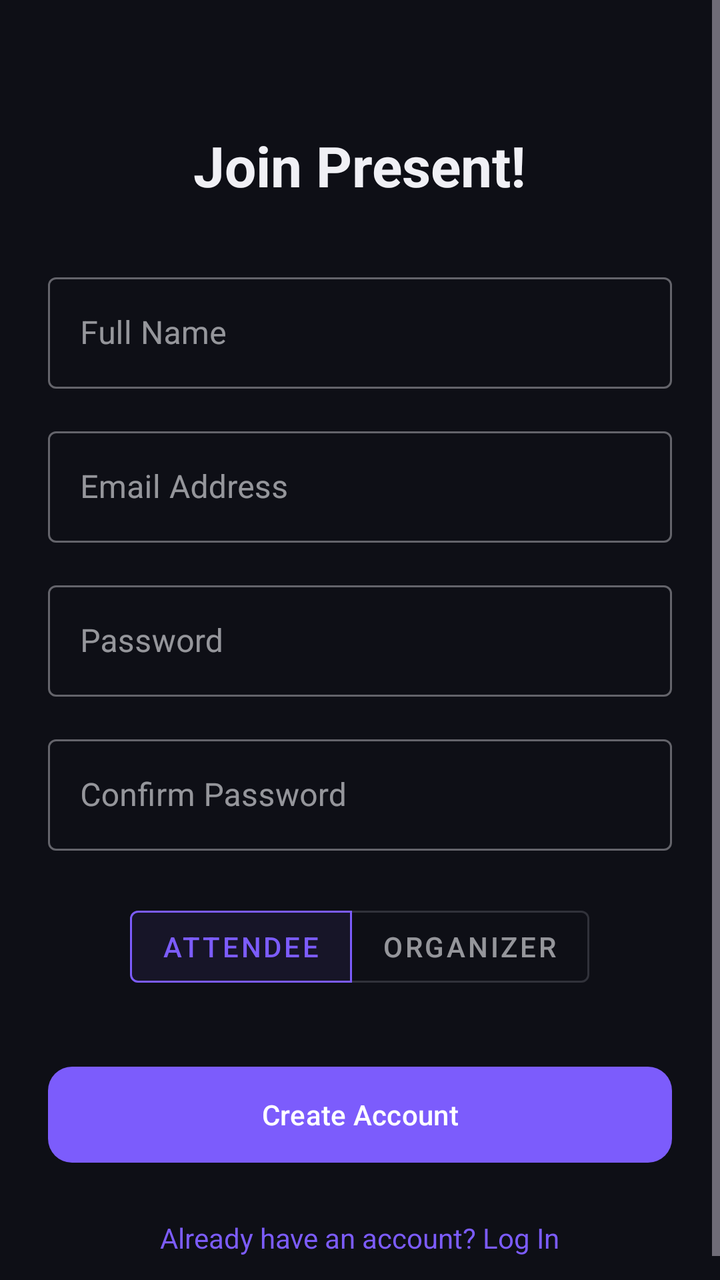
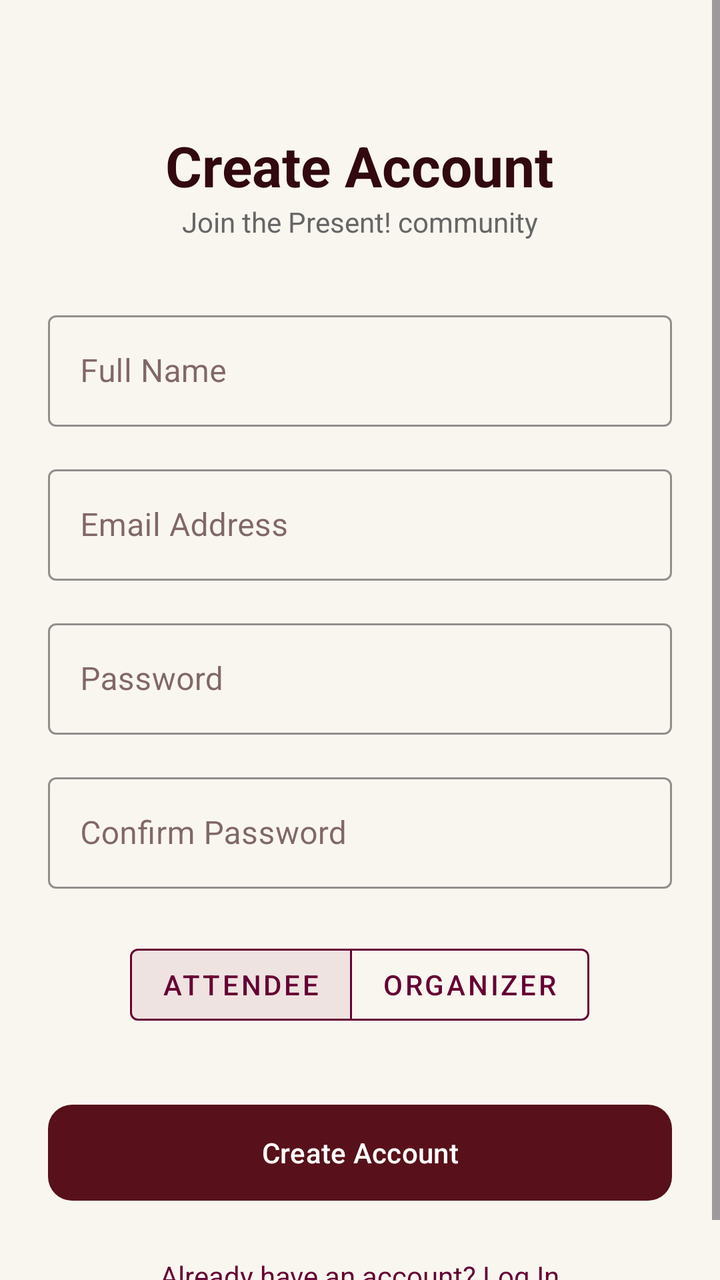

Before-and-after screenshots of an Android layout around one commit, followed by the original layout XML and the change that was made.
<!-- AndroidManifest.xml: application theme Theme.Present -->
<!-- res/layout/activity_register.xml -->
<?xml version="1.0" encoding="utf-8"?>
<ScrollView xmlns:android="http://schemas.android.com/apk/res/android"
    xmlns:app="http://schemas.android.com/apk/res-auto"
    android:layout_width="match_parent"
    android:layout_height="match_parent"
    android:background="#0E0F16"
    android:fillViewport="true">
    <LinearLayout
        android:layout_width="match_parent"
        android:layout_height="wrap_content"
        android:orientation="vertical"
        android:padding="24dp"
        android:gravity="center_horizontal">

        <TextView
            android:layout_width="wrap_content"
            android:layout_height="wrap_content"
            android:layout_marginTop="40dp"
            android:text="Join Present!"
            android:textColor="#F0F0F5"
            android:textSize="28sp"
            android:textStyle="bold" />

        <com.google.android.material.textfield.TextInputLayout
            android:layout_width="match_parent"
            android:layout_height="wrap_content"
            android:layout_marginTop="32dp"
            style="@style/Widget.MaterialComponents.TextInputLayout.OutlinedBox">
            <com.google.android.material.textfield.TextInputEditText
                android:id="@+id/etFullName"
                android:layout_width="match_parent"
                android:layout_height="wrap_content"
                android:hint="Full Name"
                android:textColor="#F0F0F5" />
        </com.google.android.material.textfield.TextInputLayout>

        <com.google.android.material.textfield.TextInputLayout
            android:layout_width="match_parent"
            android:layout_height="wrap_content"
            android:layout_marginTop="16dp"
            style="@style/Widget.MaterialComponents.TextInputLayout.OutlinedBox">
            <com.google.android.material.textfield.TextInputEditText
                android:id="@+id/etEmail"
                android:layout_width="match_parent"
                android:layout_height="wrap_content"
                android:hint="Email Address"
                android:inputType="textEmailAddress"
                android:textColor="#F0F0F5" />
        </com.google.android.material.textfield.TextInputLayout>

        <com.google.android.material.textfield.TextInputLayout
            android:layout_width="match_parent"
            android:layout_height="wrap_content"
            android:layout_marginTop="16dp"
            style="@style/Widget.MaterialComponents.TextInputLayout.OutlinedBox">
            <com.google.android.material.textfield.TextInputEditText
                android:id="@+id/etPassword"
                android:layout_width="match_parent"
                android:layout_height="wrap_content"
                android:hint="Password"
                android:inputType="textPassword"
                android:textColor="#F0F0F5" />
        </com.google.android.material.textfield.TextInputLayout>

        <com.google.android.material.textfield.TextInputLayout
            android:layout_width="match_parent"
            android:layout_height="wrap_content"
            android:layout_marginTop="16dp"
            style="@style/Widget.MaterialComponents.TextInputLayout.OutlinedBox">
            <com.google.android.material.textfield.TextInputEditText
                android:id="@+id/etConfirmPassword"
                android:layout_width="match_parent"
                android:layout_height="wrap_content"
                android:hint="Confirm Password"
                android:inputType="textPassword"
                android:textColor="#F0F0F5" />
        </com.google.android.material.textfield.TextInputLayout>

        <com.google.android.material.button.MaterialButtonToggleGroup
            android:id="@+id/toggleGroup"
            android:layout_width="wrap_content"
            android:layout_height="wrap_content"
            android:layout_marginTop="24dp"
            app:singleSelection="true"
            app:checkedButton="@+id/toggleUser">
            <com.google.android.material.button.MaterialButton
                android:id="@+id/toggleUser"
                style="@style/Widget.MaterialComponents.Button.OutlinedButton"
                android:layout_width="wrap_content"
                android:layout_height="wrap_content"
                android:text="Attendee" />
            <com.google.android.material.button.MaterialButton
                android:id="@+id/toggleAdmin"
                style="@style/Widget.MaterialComponents.Button.OutlinedButton"
                android:layout_width="wrap_content"
                android:layout_height="wrap_content"
                android:text="Organizer" />
        </com.google.android.material.button.MaterialButtonToggleGroup>

        <com.google.android.material.button.MaterialButton
            android:id="@+id/btnRegister"
            android:layout_width="match_parent"
            android:layout_height="56dp"
            android:layout_marginTop="32dp"
            android:text="Create Account"
            app:cornerRadius="12dp" />

        <ProgressBar
            android:id="@+id/progressBar"
            android:layout_width="wrap_content"
            android:layout_height="wrap_content"
            android:visibility="gone" />

        <TextView
            android:id="@+id/btnGoToLogin"
            android:layout_width="wrap_content"
            android:layout_height="wrap_content"
            android:layout_marginTop="24dp"
            android:text="Already have an account? Log In"
            android:textColor="#7C5CFC" />
    </LinearLayout>
</ScrollView>
<!-- resources referenced by this layout -->
<resources>
  <style name="Theme.Present" parent="Theme.Material3.Dark.NoActionBar">
          
          <item name="colorPrimary">@color/colorPrimary</item>
          <item name="colorOnPrimary">@android:color/white</item>
          <item name="colorSecondary">@color/colorSecondary</item>
          <item name="colorOnSecondary">@android:color/white</item>
          <item name="colorError">@color/colorError</item>
  
          
          <item name="android:windowBackground">@color/colorBackground</item>
          <item name="colorSurface">@color/colorSurface</item>
          <item name="colorOnSurface">@color/colorOnSurface</item>
          <item name="colorOutline">@color/colorBorder</item>
  
          
          <item name="materialButtonStyle">@style/Widget.Material3.Button</item>
          <item name="textInputStyle">@style/Widget.Material3.TextInputLayout.OutlinedBox</item>
          <item name="bottomNavigationStyle">@style/Widget.Material3.BottomNavigationView</item>
      </style>
  <color name="colorPrimary">#7C5CFC</color>
  <color name="colorSecondary">#22C55E</color>
  <color name="colorError">#EF4444</color>
  <color name="colorBackground">#0E0F16</color>
  <color name="colorSurface">#161720</color>
  <color name="colorOnSurface">#F0F0F5</color>
  <color name="colorBorder">#2A2B3D</color>
</resources>

<!-- the commit's change to res/layout/activity_register.xml (unified diff, before → after) -->
@@ -3,7 +3,7 @@
     xmlns:app="http://schemas.android.com/apk/res-auto"
     android:layout_width="match_parent"
     android:layout_height="match_parent"
-    android:background="#0E0F16"
+    android:background="@color/colorBackground"
     android:fillViewport="true">
     <LinearLayout
         android:layout_width="match_parent"
@@ -16,64 +16,80 @@
             android:layout_width="wrap_content"
             android:layout_height="wrap_content"
             android:layout_marginTop="40dp"
-            android:text="Join Present!"
-            android:textColor="#F0F0F5"
+            android:text="Create Account"
+            android:textColor="@color/colorOnSurface"
             android:textSize="28sp"
             android:textStyle="bold" />
+
+        <TextView
+            android:layout_width="wrap_content"
+            android:layout_height="wrap_content"
+            android:layout_marginBottom="24dp"
+            android:text="Join the Present! community"
+            android:textColor="@color/colorMuted"
+            android:textSize="14sp" />
 
         <com.google.android.material.textfield.TextInputLayout
             android:layout_width="match_parent"
             android:layout_height="wrap_content"
-            android:layout_marginTop="32dp"
-            style="@style/Widget.MaterialComponents.TextInputLayout.OutlinedBox">
+            android:layout_marginTop="8dp"
+            style="@style/Widget.MaterialComponents.TextInputLayout.OutlinedBox"
+            app:boxStrokeColor="@color/colorPrimary"
+            app:hintTextColor="@color/colorPrimary">
             <com.google.android.material.textfield.TextInputEditText
                 android:id="@+id/etFullName"
                 android:layout_width="match_parent"
                 android:layout_height="wrap_content"
                 android:hint="Full Name"
-                android:textColor="#F0F0F5" />
+                android:textColor="@color/colorOnSurface" />
         </com.google.android.material.textfield.TextInputLayout>
 
         <com.google.android.material.textfield.TextInputLayout
             android:layout_width="match_parent"
             android:layout_height="wrap_content"
             android:layout_marginTop="16dp"
-            style="@style/Widget.MaterialComponents.TextInputLayout.OutlinedBox">
+            style="@style/Widget.MaterialComponents.TextInputLayout.OutlinedBox"
+            app:boxStrokeColor="@color/colorPrimary"
+            app:hintTextColor="@color/colorPrimary">
             <com.google.android.material.textfield.TextInputEditText
                 android:id="@+id/etEmail"
                 android:layout_width="match_parent"
                 android:layout_height="wrap_content"
                 android:hint="Email Address"
                 android:inputType="textEmailAddress"
-                android:textColor="#F0F0F5" />
+                android:textColor="@color/colorOnSurface" />
         </com.google.android.material.textfield.TextInputLayout>
 
         <com.google.android.material.textfield.TextInputLayout
             android:layout_width="match_parent"
             android:layout_height="wrap_content"
             android:layout_marginTop="16dp"
-            style="@style/Widget.MaterialComponents.TextInputLayout.OutlinedBox">
+            style="@style/Widget.MaterialComponents.TextInputLayout.OutlinedBox"
+            app:boxStrokeColor="@color/colorPrimary"
+            app:hintTextColor="@color/colorPrimary">
             <com.google.android.material.textfield.TextInputEditText
                 android:id="@+id/etPassword"
                 android:layout_width="match_parent"
                 android:layout_height="wrap_content"
                 android:hint="Password"
                 android:inputType="textPassword"
-                android:textColor="#F0F0F5" />
+                android:textColor="@color/colorOnSurface" />
         </com.google.android.material.textfield.TextInputLayout>
 
         <com.google.android.material.textfield.TextInputLayout
             android:layout_width="match_parent"
             android:layout_height="wrap_content"
             android:layout_marginTop="16dp"
-            style="@style/Widget.MaterialComponents.TextInputLayout.OutlinedBox">
+            style="@style/Widget.MaterialComponents.TextInputLayout.OutlinedBox"
+            app:boxStrokeColor="@color/colorPrimary"
+            app:hintTextColor="@color/colorPrimary">
             <com.google.android.material.textfield.TextInputEditText
                 android:id="@+id/etConfirmPassword"
                 android:layout_width="match_parent"
                 android:layout_height="wrap_content"
                 android:hint="Confirm Password"
                 android:inputType="textPassword"
-                android:textColor="#F0F0F5" />
+                android:textColor="@color/colorOnSurface" />
         </com.google.android.material.textfield.TextInputLayout>
 
         <com.google.android.material.button.MaterialButtonToggleGroup
@@ -88,13 +104,17 @@
                 style="@style/Widget.MaterialComponents.Button.OutlinedButton"
                 android:layout_width="wrap_content"
                 android:layout_height="wrap_content"
-                android:text="Attendee" />
+                android:text="Attendee"
+                android:textColor="@color/colorPrimary"
+                app:strokeColor="@color/colorPrimary" />
             <com.google.android.material.button.MaterialButton
                 android:id="@+id/toggleAdmin"
                 style="@style/Widget.MaterialComponents.Button.OutlinedButton"
                 android:layout_width="wrap_content"
                 android:layout_height="wrap_content"
-                android:text="Organizer" />
+                android:text="Organizer"
+                android:textColor="@color/colorPrimary"
+                app:strokeColor="@color/colorPrimary" />
         </com.google.android.material.button.MaterialButtonToggleGroup>
 
         <com.google.android.material.button.MaterialButton
@@ -103,12 +123,15 @@
             android:layout_height="56dp"
             android:layout_marginTop="32dp"
             android:text="Create Account"
-            app:cornerRadius="12dp" />
+            android:textColor="@color/colorButtonText"
+            app:cornerRadius="12dp"
+            app:backgroundTint="@color/colorButton" />
 
         <ProgressBar
             android:id="@+id/progressBar"
             android:layout_width="wrap_content"
             android:layout_height="wrap_content"
+            android:layout_marginTop="16dp"
             android:visibility="gone" />
 
         <TextView
@@ -117,6 +140,6 @@
             android:layout_height="wrap_content"
             android:layout_marginTop="24dp"
             android:text="Already have an account? Log In"
-            android:textColor="#7C5CFC" />
+            android:textColor="@color/colorPrimary" />
     </LinearLayout>
 </ScrollView>
<!-- resource entries referenced after the edit -->
@@ -1,11 +1,11 @@
 <!-- resources referenced by this layout -->
 <resources>
-  <style name="Theme.Present" parent="Theme.Material3.Dark.NoActionBar">
+  <style name="Theme.Present" parent="Theme.Material3.Light.NoActionBar">
           
           <item name="colorPrimary">@color/colorPrimary</item>
-          <item name="colorOnPrimary">@android:color/white</item>
+          <item name="colorOnPrimary">@color/white</item>
           <item name="colorSecondary">@color/colorSecondary</item>
-          <item name="colorOnSecondary">@android:color/white</item>
+          <item name="colorOnSecondary">@color/white</item>
           <item name="colorError">@color/colorError</item>
   
           
@@ -15,16 +15,32 @@
           <item name="colorOutline">@color/colorBorder</item>
   
           
+          <item name="android:statusBarColor">@color/colorPrimary</item>
+          
+          <item name="android:windowLightStatusBar">false</item>
+  
+          
           <item name="materialButtonStyle">@style/Widget.Material3.Button</item>
           <item name="textInputStyle">@style/Widget.Material3.TextInputLayout.OutlinedBox</item>
           <item name="bottomNavigationStyle">@style/Widget.Material3.BottomNavigationView</item>
+  
+          
+          <item name="android:actionBarStyle">@style/Theme.Present.ActionBar</item>
       </style>
-  <color name="colorPrimary">#7C5CFC</color>
-  <color name="colorSecondary">#22C55E</color>
-  <color name="colorError">#EF4444</color>
-  <color name="colorBackground">#0E0F16</color>
-  <color name="colorSurface">#161720</color>
-  <color name="colorOnSurface">#F0F0F5</color>
-  <color name="colorBorder">#2A2B3D</color>
+  <color name="white">#FFFFFFFF</color>
+  <color name="colorPrimary">#660033</color>
+  <color name="colorSecondary">#D4AF37</color>
+  <color name="colorError">#DC3545</color>
+  <color name="colorBackground">#F9F6F0</color>
+  <color name="colorButton">#58111A</color>
+  <color name="colorButtonText">#FFFFFF</color>
+  <color name="colorMuted">#666666</color>
+  <color name="colorSurface">#FFFFFF</color>
+  <color name="colorOnSurface">#31090E</color>
+  <color name="colorBorder">#E0D5C8</color>
+  <style name="Theme.Present.ActionBar" parent="@style/Widget.Material3.Toolbar">
+          <item name="android:background">@color/colorPrimary</item>
+          <item name="titleTextColor">@color/white</item>
+      </style>
 </resources>
 
